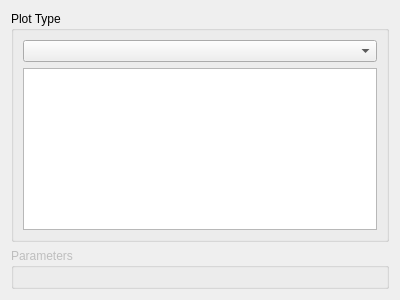
The window that mtpy/gui/SmartMT/ui_asset/plot_options.ui (MTgeophysics/mtpy) describes before a commit, drawn with Qt 5.
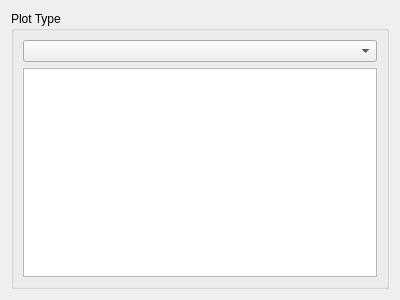
The same window after the commit.

The edit to the form file:
```diff
--- a/mtpy/gui/SmartMT/ui_asset/plot_options.ui
+++ b/mtpy/gui/SmartMT/ui_asset/plot_options.ui
@@ -36,17 +36,6 @@
      </layout>
     </widget>
    </item>
-   <item>
-    <widget class="QGroupBox" name="groupBoxParameters">
-     <property name="enabled">
-      <bool>false</bool>
-     </property>
-     <property name="title">
-      <string>Parameters</string>
-     </property>
-     <layout class="QFormLayout" name="formLayout"/>
-    </widget>
-   </item>
   </layout>
  </widget>
  <resources/>
```
